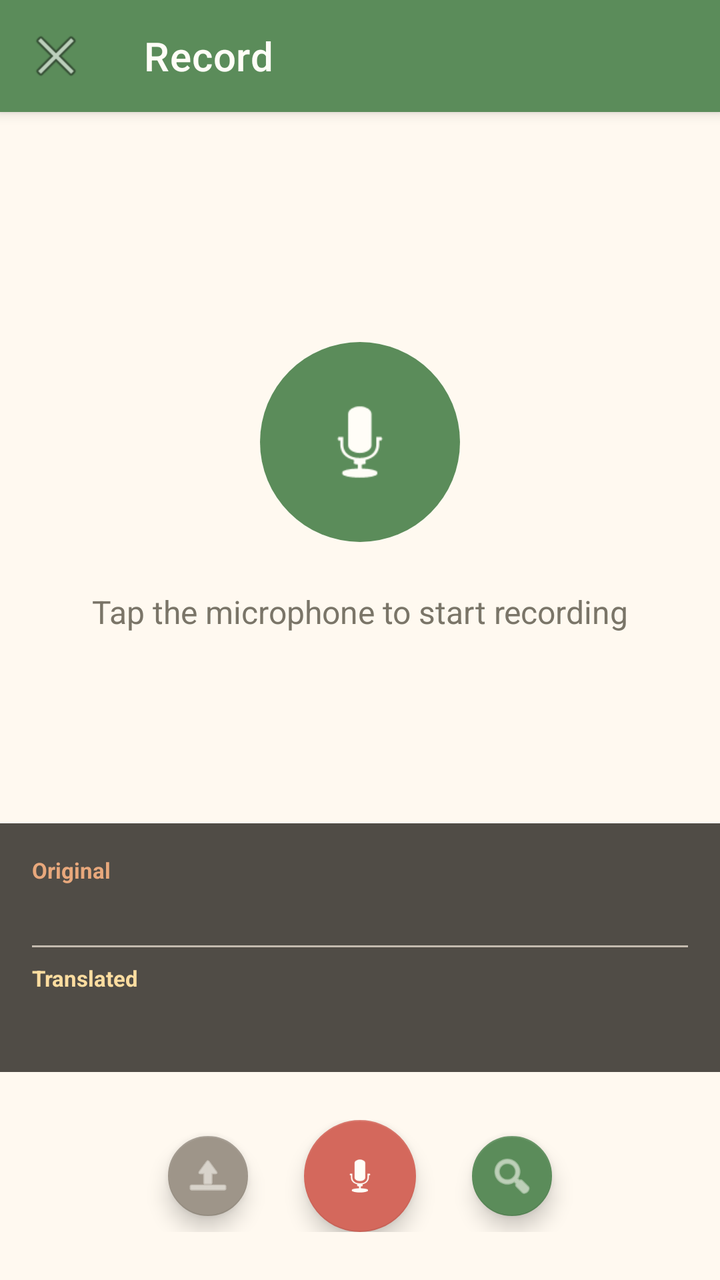
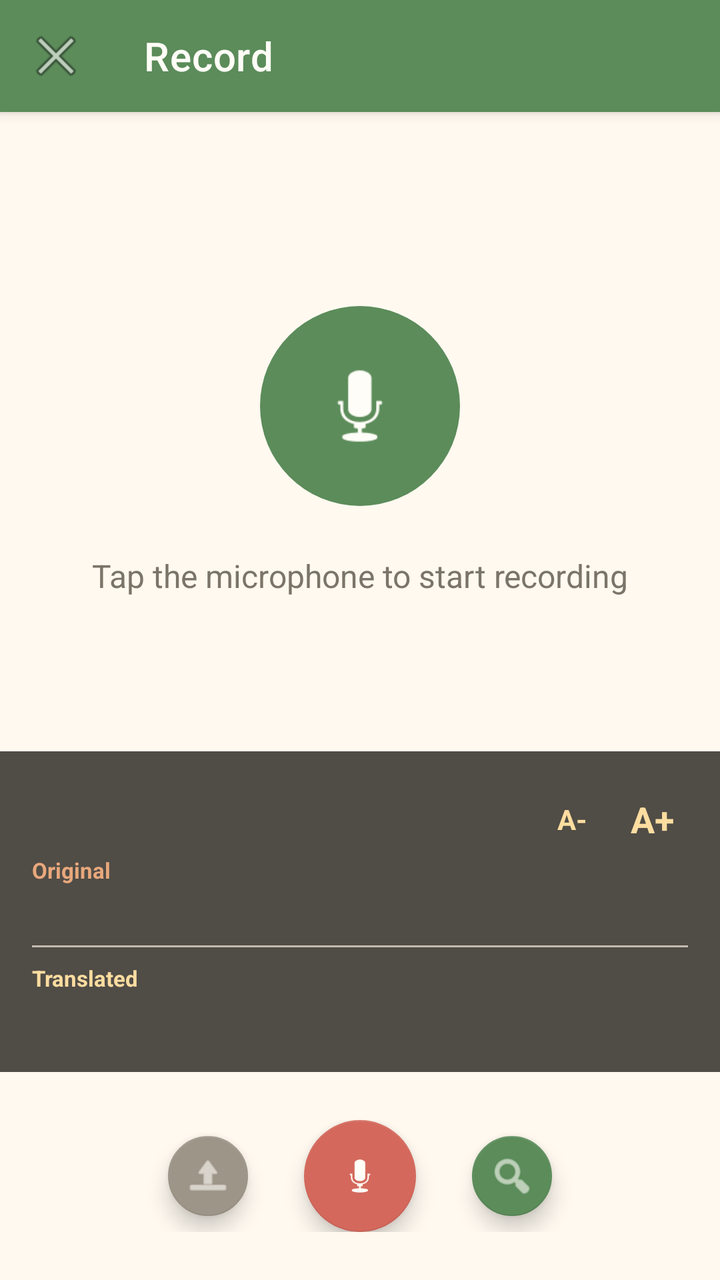

Two renders of the same Android screen: before a commit and after it. Below are the layout's source before the change and the commit's diff.
<!-- AndroidManifest.xml: application theme Theme.VoiceText -->
<!-- res/layout/activity_record.xml -->
<?xml version="1.0" encoding="utf-8"?>
<androidx.constraintlayout.widget.ConstraintLayout
    xmlns:android="http://schemas.android.com/apk/res/android"
    xmlns:app="http://schemas.android.com/apk/res-auto"
    android:layout_width="match_parent"
    android:layout_height="match_parent"
    android:background="@color/background">

    <com.google.android.material.appbar.MaterialToolbar
        android:id="@+id/toolbar"
        style="@style/VoiceText.Toolbar"
        android:layout_width="match_parent"
        android:layout_height="?attr/actionBarSize"
        app:layout_constraintTop_toTopOf="parent"
        app:navigationIcon="@android:drawable/ic_menu_close_clear_cancel"
        app:title="@string/record"
        app:titleTextColor="@color/white" />

    
    <LinearLayout
        android:id="@+id/waveform_container"
        android:layout_width="match_parent"
        android:layout_height="0dp"
        android:gravity="center"
        android:orientation="vertical"
        app:layout_constraintBottom_toTopOf="@id/caption_panel"
        app:layout_constraintTop_toBottomOf="@id/toolbar">

        
        <LinearLayout
            android:id="@+id/recording_indicator"
            android:layout_width="wrap_content"
            android:layout_height="wrap_content"
            android:gravity="center_vertical"
            android:orientation="horizontal"
            android:visibility="gone">

            <View
                android:layout_width="12dp"
                android:layout_height="12dp"
                android:layout_marginEnd="8dp"
                android:background="@drawable/recording_indicator" />

            <TextView
                android:layout_width="wrap_content"
                android:layout_height="wrap_content"
                android:text="@string/recording"
                android:textColor="@color/recording_red"
                android:textSize="16sp"
                android:textStyle="bold" />

        </LinearLayout>

        
        <ImageView
            android:id="@+id/iv_microphone"
            android:layout_width="100dp"
            android:layout_height="100dp"
            android:layout_marginTop="20dp"
            android:background="@drawable/ghibli_button_primary"
            android:padding="24dp"
            android:src="@android:drawable/ic_btn_speak_now"
            app:tint="@color/white" />

        <TextView
            android:id="@+id/tv_status"
            android:layout_width="wrap_content"
            android:layout_height="wrap_content"
            android:layout_marginTop="24dp"
            android:text="@string/tap_to_speak"
            android:textColor="@color/text_secondary"
            android:textSize="16sp" />

        
        <Chronometer
            android:id="@+id/chronometer"
            android:layout_width="wrap_content"
            android:layout_height="wrap_content"
            android:layout_marginTop="16dp"
            android:format="00:%s"
            android:textColor="@color/text_primary"
            android:textSize="32sp"
            android:textStyle="bold"
            android:visibility="gone" />

    </LinearLayout>

    
    <LinearLayout
        android:id="@+id/caption_panel"
        android:layout_width="match_parent"
        android:layout_height="wrap_content"
        android:background="#E63E3A35"
        android:orientation="vertical"
        android:padding="16dp"
        app:layout_constraintBottom_toTopOf="@id/controls_container">

        
        <TextView
            android:layout_width="wrap_content"
            android:layout_height="wrap_content"
            android:text="@string/original_text"
            android:textColor="@color/accent"
            android:textSize="11sp"
            android:textStyle="bold" />

        <ScrollView
            android:layout_width="match_parent"
            android:layout_height="wrap_content"
            android:maxHeight="50dp">

            <TextView
                android:id="@+id/tv_live_caption"
                android:layout_width="match_parent"
                android:layout_height="wrap_content"
                android:layout_marginTop="2dp"
                android:text=""
                android:textColor="@color/white"
                android:textSize="15sp"
                android:textIsSelectable="true" />

        </ScrollView>

        
        <View
            android:layout_width="match_parent"
            android:layout_height="1dp"
            android:layout_marginVertical="8dp"
            android:background="@color/gray" />

        
        <TextView
            android:layout_width="wrap_content"
            android:layout_height="wrap_content"
            android:text="@string/translated_text"
            android:textColor="@color/accent_light"
            android:textSize="11sp"
            android:textStyle="bold" />

        <ScrollView
            android:layout_width="match_parent"
            android:layout_height="wrap_content"
            android:maxHeight="50dp">

            <TextView
                android:id="@+id/tv_live_translation"
                android:layout_width="match_parent"
                android:layout_height="wrap_content"
                android:layout_marginTop="2dp"
                android:text=""
                android:textColor="#E8A87C"
                android:textSize="16sp"
                android:textStyle="bold"
                android:textIsSelectable="true" />

        </ScrollView>

    </LinearLayout>

    
    <LinearLayout
        android:id="@+id/controls_container"
        android:layout_width="match_parent"
        android:layout_height="wrap_content"
        android:gravity="center"
        android:orientation="horizontal"
        android:padding="24dp"
        app:layout_constraintBottom_toBottomOf="parent">

        
        <com.google.android.material.floatingactionbutton.FloatingActionButton
            android:id="@+id/fab_import"
            android:layout_width="wrap_content"
            android:layout_height="wrap_content"
            android:layout_marginEnd="24dp"
            android:src="@android:drawable/ic_menu_upload"
            android:contentDescription="@string/import_audio"
            app:backgroundTint="@color/gray_dark"
            app:fabSize="mini"
            app:tint="@color/white" />

        
        <com.google.android.material.floatingactionbutton.FloatingActionButton
            android:id="@+id/fab_record"
            android:layout_width="wrap_content"
            android:layout_height="wrap_content"
            android:src="@android:drawable/ic_btn_speak_now"
            android:contentDescription="@string/record"
            app:backgroundTint="@color/recording_red"
            app:fabSize="normal"
            app:tint="@color/white" />

        
        <com.google.android.material.floatingactionbutton.FloatingActionButton
            android:id="@+id/fab_language"
            android:layout_width="wrap_content"
            android:layout_height="wrap_content"
            android:layout_marginStart="24dp"
            android:src="@android:drawable/ic_menu_search"
            android:contentDescription="@string/select_language"
            app:backgroundTint="@color/primary"
            app:fabSize="mini"
            app:tint="@color/white" />

    </LinearLayout>

    <ProgressBar
        android:id="@+id/progress_bar"
        android:layout_width="wrap_content"
        android:layout_height="wrap_content"
        android:visibility="gone"
        android:indeterminateTint="@color/accent"
        app:layout_constraintBottom_toBottomOf="parent"
        app:layout_constraintEnd_toEndOf="parent"
        app:layout_constraintStart_toStartOf="parent"
        app:layout_constraintTop_toTopOf="parent" />

</androidx.constraintlayout.widget.ConstraintLayout>
<!-- resources referenced by this layout -->
<resources>
  <color name="accent">#E8A87C</color>
  <color name="accent_light">#FDDDA0</color>
  <color name="background">#FFF9F0</color>
  <color name="gray">#C4BBAF</color>
  <color name="gray_dark">#9E9589</color>
  <color name="primary">#5B8C5A</color>
  <color name="recording_red">#D4685C</color>
  <color name="text_primary">#3E3A35</color>
  <color name="text_secondary">#7A7568</color>
  <color name="white">#FFFDF7</color>
  <!-- drawable ghibli_button_primary (drawable) -->
  <?xml version="1.0" encoding="utf-8"?>
  <shape xmlns:android="http://schemas.android.com/apk/res/android"
      android:shape="oval">
      <solid android:color="@color/primary" />
      <corners android:radius="22dp" />
  </shape>
  <!-- drawable recording_indicator (drawable) -->
  <?xml version="1.0" encoding="utf-8"?>
  <shape xmlns:android="http://schemas.android.com/apk/res/android"
      android:shape="oval">
      <solid android:color="@color/recording_red" />
  </shape>
  <string name="import_audio">Import Audio</string>
  <string name="original_text">Original</string>
  <string name="record">Record</string>
  <string name="recording">Recording...</string>
  <string name="select_language">Select Target Language</string>
  <string name="tap_to_speak">Tap the microphone to start recording</string>
  <string name="translated_text">Translated</string>
  <style name="VoiceText.Toolbar" parent="Widget.MaterialComponents.Toolbar.Primary">
          <item name="android:background">@color/primary</item>
          <item name="titleTextColor">@color/white</item>
          <item name="android:elevation">4dp</item>
      </style>
  <style name="Theme.VoiceText" parent="Theme.MaterialComponents.DayNight.NoActionBar">
          <item name="colorPrimary">@color/primary</item>
          <item name="colorPrimaryVariant">@color/primary_dark</item>
          <item name="colorOnPrimary">@color/white</item>
          <item name="colorSecondary">@color/accent</item>
          <item name="colorSecondaryVariant">@color/accent_dark</item>
          <item name="colorOnSecondary">@color/white</item>
          <item name="android:statusBarColor">@color/primary_dark</item>
          <item name="android:windowBackground">@color/background</item>
          <item name="android:colorBackground">@color/background</item>
      </style>
  <color name="primary_dark">#4A7A49</color>
  <color name="accent_dark">#D4956B</color>
</resources>

<!-- the commit's change to res/layout/activity_record.xml (unified diff, before → after) -->
@@ -94,6 +94,44 @@
         android:orientation="vertical"
         android:padding="16dp"
         app:layout_constraintBottom_toTopOf="@id/controls_container">
+
+        
+        <LinearLayout
+            android:layout_width="match_parent"
+            android:layout_height="wrap_content"
+            android:gravity="end|center_vertical"
+            android:orientation="horizontal">
+
+            <TextView
+                android:id="@+id/btn_zoom_out"
+                android:layout_width="36dp"
+                android:layout_height="36dp"
+                android:background="?attr/selectableItemBackgroundBorderless"
+                android:clickable="true"
+                android:contentDescription="@string/zoom_out"
+                android:focusable="true"
+                android:gravity="center"
+                android:text="A-"
+                android:textColor="@color/accent_light"
+                android:textSize="14sp"
+                android:textStyle="bold" />
+
+            <TextView
+                android:id="@+id/btn_zoom_in"
+                android:layout_width="36dp"
+                android:layout_height="36dp"
+                android:layout_marginStart="4dp"
+                android:background="?attr/selectableItemBackgroundBorderless"
+                android:clickable="true"
+                android:contentDescription="@string/zoom_in"
+                android:focusable="true"
+                android:gravity="center"
+                android:text="A+"
+                android:textColor="@color/accent_light"
+                android:textSize="18sp"
+                android:textStyle="bold" />
+
+        </LinearLayout>
 
         
         <TextView
<!-- resource entries referenced after the edit -->
@@ -30,6 +30,8 @@
   <string name="select_language">Select Target Language</string>
   <string name="tap_to_speak">Tap the microphone to start recording</string>
   <string name="translated_text">Translated</string>
+  <string name="zoom_in">Zoom In</string>
+  <string name="zoom_out">Zoom Out</string>
   <style name="VoiceText.Toolbar" parent="Widget.MaterialComponents.Toolbar.Primary">
           <item name="android:background">@color/primary</item>
           <item name="titleTextColor">@color/white</item>
